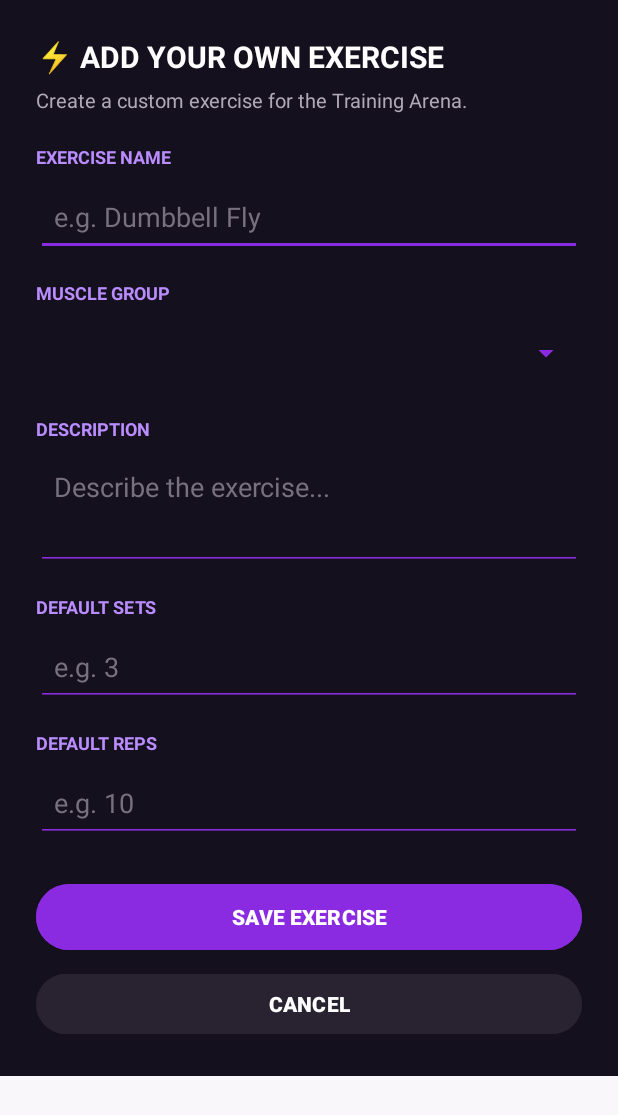
After one commit to Moe-Alex/Gym-League, an Android app: the layout dialog_add_exercise.xml on its own in the app's theme, with its tools: preview values and no code run, on a phone screen of 412 x 824 dp. The commit adds this screen. Shown: the top 1115 px of the screen. Run offline under Robolectric (Android 15) with nearby library versions, the phone set to English and light mode, and no system bars.

Commit message:
Add custom exercise creation feature

```diff
--- /dev/null
+++ b/GymLeagueApp/app/src/main/res/layout/dialog_add_exercise.xml
@@ -0,0 +1,168 @@
+<?xml version="1.0" encoding="utf-8"?>
+
+<ScrollView xmlns:android="http://schemas.android.com/apk/res/android"
+    android:layout_width="match_parent"
+    android:layout_height="wrap_content"
+    android:background="#15101D"
+    android:fillViewport="true">
+
+    <LinearLayout
+        android:layout_width="match_parent"
+        android:layout_height="wrap_content"
+        android:orientation="vertical"
+        android:padding="24dp">
+
+        <!-- Heading -->
+        <TextView
+            android:layout_width="match_parent"
+            android:layout_height="wrap_content"
+            android:text="⚡ ADD YOUR OWN EXERCISE"
+            android:textColor="#FFFFFF"
+            android:textSize="20sp"
+            android:textStyle="bold" />
+
+        <TextView
+            android:layout_width="match_parent"
+            android:layout_height="wrap_content"
+            android:layout_marginTop="6dp"
+            android:layout_marginBottom="20dp"
+            android:text="Create a custom exercise for the Training Arena."
+            android:textColor="#AFA8B8"
+            android:textSize="13sp" />
+
+        <!-- Exercise Name -->
+        <TextView
+            android:layout_width="match_parent"
+            android:layout_height="wrap_content"
+            android:text="EXERCISE NAME"
+            android:textColor="#B98CFF"
+            android:textSize="12sp"
+            android:textStyle="bold" />
+
+        <EditText
+            android:id="@+id/etCustomExerciseName"
+            android:layout_width="match_parent"
+            android:layout_height="52dp"
+            android:layout_marginTop="6dp"
+            android:backgroundTint="#8A2BE2"
+            android:hint="e.g. Dumbbell Fly"
+            android:inputType="textCapWords"
+            android:paddingStart="12dp"
+            android:paddingEnd="12dp"
+            android:textColor="#FFFFFF"
+            android:textColorHint="#77707F" />
+
+        <!-- Muscle Group -->
+        <TextView
+            android:layout_width="match_parent"
+            android:layout_height="wrap_content"
+            android:layout_marginTop="16dp"
+            android:text="MUSCLE GROUP"
+            android:textColor="#B98CFF"
+            android:textSize="12sp"
+            android:textStyle="bold" />
+
+        <!-- Muscle Group Dropdown -->
+        <Spinner
+            android:id="@+id/spinnerCustomMuscleGroup"
+            android:layout_width="match_parent"
+            android:layout_height="52dp"
+            android:layout_marginTop="6dp"
+            android:backgroundTint="#8A2BE2"
+            android:paddingStart="12dp"
+            android:paddingEnd="12dp" />
+
+        <!-- Description -->
+        <TextView
+            android:layout_width="match_parent"
+            android:layout_height="wrap_content"
+            android:layout_marginTop="16dp"
+            android:text="DESCRIPTION"
+            android:textColor="#B98CFF"
+            android:textSize="12sp"
+            android:textStyle="bold" />
+
+        <EditText
+            android:id="@+id/etCustomDescription"
+            android:layout_width="match_parent"
+            android:layout_height="80dp"
+            android:layout_marginTop="6dp"
+            android:backgroundTint="#8A2BE2"
+            android:gravity="top"
+            android:hint="Describe the exercise..."
+            android:inputType="textMultiLine"
+            android:padding="12dp"
+            android:textColor="#FFFFFF"
+            android:textColorHint="#77707F" />
+
+        <!-- Default Sets -->
+        <TextView
+            android:layout_width="match_parent"
+            android:layout_height="wrap_content"
+            android:layout_marginTop="16dp"
+            android:text="DEFAULT SETS"
+            android:textColor="#B98CFF"
+            android:textSize="12sp"
+            android:textStyle="bold" />
+
+        <EditText
+            android:id="@+id/etCustomSets"
+            android:layout_width="match_parent"
+            android:layout_height="52dp"
+            android:layout_marginTop="6dp"
+            android:backgroundTint="#8A2BE2"
+            android:hint="e.g. 3"
+            android:inputType="number"
+            android:paddingStart="12dp"
+            android:paddingEnd="12dp"
+            android:textColor="#FFFFFF"
+            android:textColorHint="#77707F" />
+
+        <!-- Default Reps -->
+        <TextView
+            android:layout_width="match_parent"
+            android:layout_height="wrap_content"
+            android:layout_marginTop="16dp"
+            android:text="DEFAULT REPS"
+            android:textColor="#B98CFF"
+            android:textSize="12sp"
+            android:textStyle="bold" />
+
+        <EditText
+            android:id="@+id/etCustomReps"
+            android:layout_width="match_parent"
+            android:layout_height="52dp"
+            android:layout_marginTop="6dp"
+            android:backgroundTint="#8A2BE2"
+            android:hint="e.g. 10"
+            android:inputType="number"
+            android:paddingStart="12dp"
+            android:paddingEnd="12dp"
+            android:textColor="#FFFFFF"
+            android:textColorHint="#77707F" />
+
+        <!-- Save -->
+        <Button
+            android:id="@+id/btnSaveCustomExercise"
+            android:layout_width="match_parent"
+            android:layout_height="52dp"
+            android:layout_marginTop="24dp"
+            android:backgroundTint="#8A2BE2"
+            android:text="SAVE EXERCISE"
+            android:textColor="#FFFFFF"
+            android:textStyle="bold" />
+
+        <!-- Cancel -->
+        <Button
+            android:id="@+id/btnCancelCustomExercise"
+            android:layout_width="match_parent"
+            android:layout_height="48dp"
+            android:layout_marginTop="8dp"
+            android:backgroundTint="#292231"
+            android:text="CANCEL"
+            android:textColor="#FFFFFF"
+            android:textStyle="bold" />
+
+    </LinearLayout>
+
+</ScrollView>
```
Also changed, not shown: GymLeagueApp/app/src/main/java/com/gymleague/app/ExerciseLibraryActivity.kt (+129 -0 lines), GymLeagueApp/app/src/main/java/com/gymleague/app/repository/ExerciseRepository.kt (+30 -1 lines), GymLeagueApp/app/src/main/java/com/gymleague/app/viewmodel/ExerciseLibraryViewModel.kt (+44 -0 lines), GymLeagueApp/app/src/main/res/layout/activity_exercise_library.xml (+24 -7 lines).
